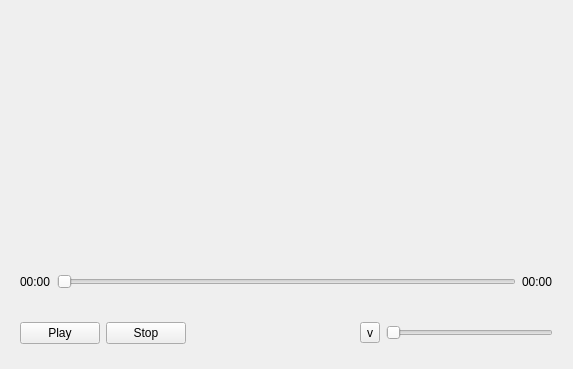
First picture: the form in tank/qmplayerui.ui, repository photonlili/Tank, before the edit.
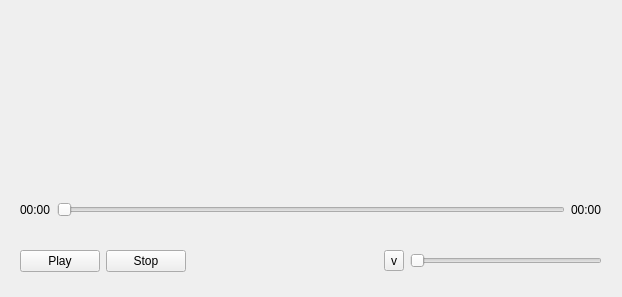
Second picture: the form after the edit. Custom widgets are drawn as their Qt base class.

```diff
--- a/tank/qmplayerui.ui
+++ b/tank/qmplayerui.ui
@@ -6,8 +6,8 @@
    <rect>
     <x>0</x>
     <y>0</y>
-    <width>573</width>
-    <height>369</height>
+    <width>622</width>
+    <height>297</height>
    </rect>
   </property>
   <property name="windowTitle">
```
